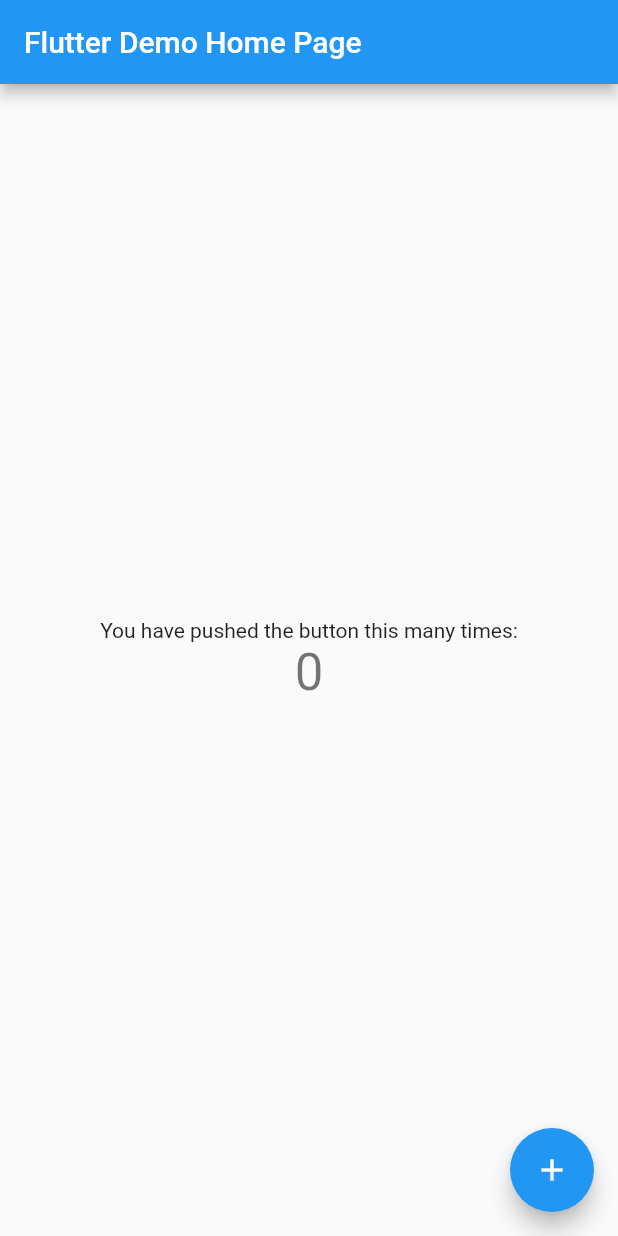
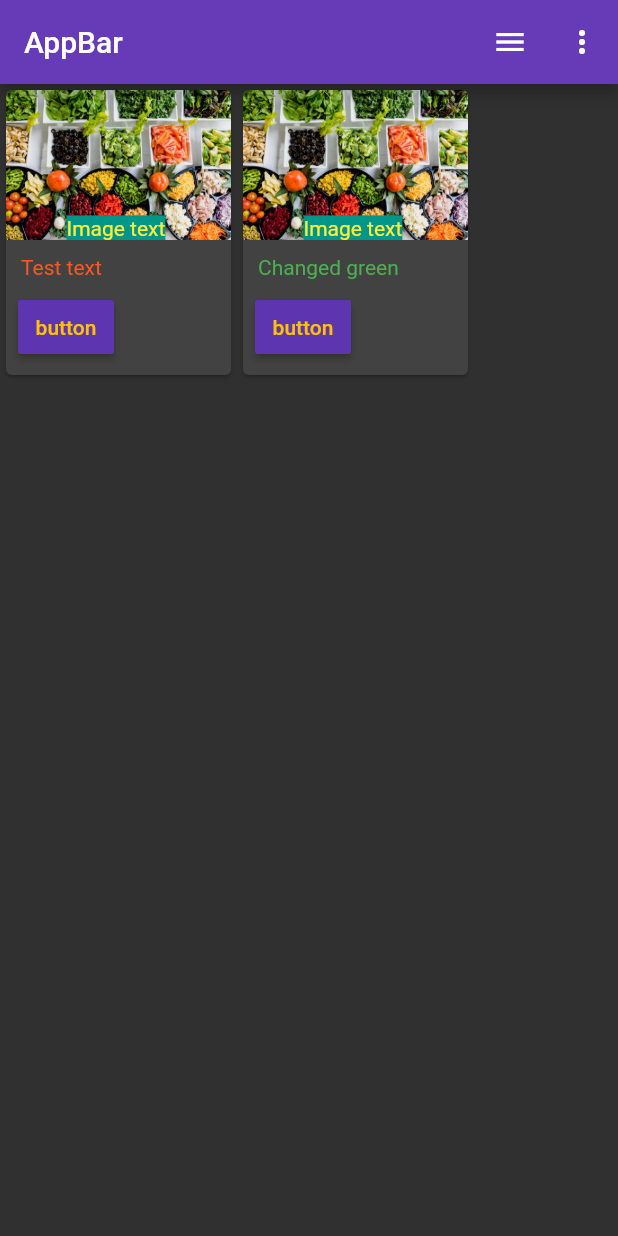
Before and after one commit to viktoriayatsiv/movies, a Flutter app: the screen it shows after launch, on a phone screen of 412 x 824 dp. Run offline on Flutter 3.47's test engine with Material 2 defaults, Android fonts, the phone set to English and light mode, and no system bars.

Commit message:
create pageView

```diff
--- /dev/null
+++ b/lib/general/card_item.dart
@@ -0,0 +1,78 @@
+import 'package:flutter/material.dart';
+
+class CardItem extends StatelessWidget {
+  final Color color;
+  final String text;
+  CardItem(this.color, {this.text});
+
+  @override
+  Widget build(BuildContext context) {
+    return Center(
+      child: Card(
+        clipBehavior: Clip.antiAlias,
+        child: InkWell(
+            splashColor: Colors.teal,
+            highlightColor: Colors.transparent,
+            child: Column(
+              crossAxisAlignment: CrossAxisAlignment.start,
+              children: [
+                SizedBox(
+                  height: 100,
+                  width: 150,
+                  child: Stack(
+                    children: [
+                      Positioned.fill(
+                          child:
+                              Ink.image(image: AssetImage('assets/food.jpeg'))),
+                      Positioned(
+                        bottom: 0,
+                        left: 0,
+                        right: 0,
+                        top: 0,
+                        child: FittedBox(
+                          fit: BoxFit.scaleDown,
+                          alignment: Alignment.bottomCenter,
+                          child: Text(
+                            'Image text ',
+                            style: TextStyle(
+                              color: Colors.yellow,
+                              backgroundColor: Colors.teal,
+                            ),
+                          ),
+                        ),
+                      ),
+                    ],
+                  ),
+                ),
+                Padding(
+                  padding: const EdgeInsets.fromLTRB(10, 10, 10, 0),
+                  child: Column(
+                    crossAxisAlignment: CrossAxisAlignment.start,
+                    children: [
+                      Text(
+                        (text == null) ? 'Test text' : text,
+                        style: TextStyle(
+                          color: color,
+                        ),
+                      ),
+                    ],
+                  ),
+                ),
+                ButtonBar(
+                  alignment: MainAxisAlignment.start,
+                  children: [
+                    RaisedButton(
+                      child: Text('button'),
+                      textColor: Colors.amber,
+                      onPressed: () {
+                        print('pressed');
+                      },
+                    ),
+                  ],
+                ),
+              ],
+            )),
+      ),
+    );
+  }
+}
--- /dev/null
+++ b/lib/general/general_page_view.dart
@@ -0,0 +1,31 @@
+import 'package:flutter/material.dart';
+import '../pages/page_0.dart';
+import '../pages/page_1.dart';
+
+class GeneralPageView extends StatefulWidget {
+  @override
+  _GeneralPageViewState createState() => _GeneralPageViewState();
+}
+
+class _GeneralPageViewState extends State<GeneralPageView> {
+  PageController _controller = PageController(
+    initialPage: 0,
+  );
+
+  @override
+  void dispose() {
+    _controller.dispose();
+    super.dispose();
+  }
+
+  @override
+  Widget build(BuildContext context) {
+    return PageView(
+      controller: _controller,
+      children: [
+        PageWidget0(),
+        PageWidget1(),
+      ],
+    );
+  }
+}
--- a/lib/main.dart
+++ b/lib/main.dart
@@ -1,111 +1,36 @@
 import 'package:flutter/material.dart';
+import './general/general_page_view.dart';
 
-void main() => runApp(MyApp());
+void main() => runApp(MoviesApp());
 
-class MyApp extends StatelessWidget {
-  // This widget is the root of your application.
+class MoviesApp extends StatelessWidget {
   @override
   Widget build(BuildContext context) {
     return MaterialApp(
-      title: 'Flutter Demo',
       theme: ThemeData(
-        // This is the theme of your application.
-        //
-        // Try running your application with "flutter run". You'll see the
-        // application has a blue toolbar. Then, without quitting the app, try
-        // changing the primarySwatch below to Colors.green and then invoke
-        // "hot reload" (press "r" in the console where you ran "flutter run",
-        // or simply save your changes to "hot reload" in a Flutter IDE).
-        // Notice that the counter didn't reset back to zero; the application
-        // is not restarted.
-        primarySwatch: Colors.blue,
+        primarySwatch: Colors.deepPurple,
+        brightness: Brightness.dark
       ),
-      home: MyHomePage(title: 'Flutter Demo Home Page'),
+      debugShowCheckedModeBanner: false,
+      home: Scaffold(
+        appBar: AppBar(
+          backgroundColor: Colors.deepPurple,
+          actions: <Widget>[
+            IconButton(
+              icon: const Icon(Icons.menu),
+              tooltip: 'Menu',
+              onPressed: () {},
+            ),
+             IconButton(
+              icon: const Icon(Icons.more_vert),
+              tooltip: 'More',
+              onPressed: () {},
+            ),
+          ],
+          title: const Text('AppBar'),
+        ),
+        body: GeneralPageView(),
+      ),
     );
   }
 }
-
-class MyHomePage extends StatefulWidget {
-  MyHomePage({Key key, this.title}) : super(key: key);
-
-  // This widget is the home page of your application. It is stateful, meaning
-  // that it has a State object (defined below) that contains fields that affect
-  // how it looks.
-
-  // This class is the configuration for the state. It holds the values (in this
-  // case the title) provided by the parent (in this case the App widget) and
-  // used by the build method of the State. Fields in a Widget subclass are
-  // always marked "final".
-
-  final String title;
-
-  @override
-  _MyHomePageState createState() => _MyHomePageState();
-}
-
-class _MyHomePageState extends State<MyHomePage> {
-  int _counter = 0;
-
-  void _incrementCounter() {
-    setState(() {
-      // This call to setState tells the Flutter framework that something has
-      // changed in this State, which causes it to rerun the build method below
-      // so that the display can reflect the updated values. If we changed
-      // _counter without calling setState(), then the build method would not be
-      // called again, and so nothing would appear to happen.
-      _counter++;
-    });
-  }
-
-  @override
-  Widget build(BuildContext context) {
-    // This method is rerun every time setState is called, for instance as done
-    // by the _incrementCounter method above.
-    //
-    // The Flutter framework has been optimized to make rerunning build methods
-    // fast, so that you can just rebuild anything that needs updating rather
-    // than having to individually change instances of widgets.
-    return Scaffold(
-      appBar: AppBar(
-        // Here we take the value from the MyHomePage object that was created by
-        // the App.build method, and use it to set our appbar title.
-        title: Text(widget.title),
-      ),
-      body: Center(
-        // Center is a layout widget. It takes a single child and positions it
-        // in the middle of the parent.
-        child: Column(
-          // Column is also a layout widget. It takes a list of children and
-          // arranges them vertically. By default, it sizes itself to fit its
-          // children horizontally, and tries to be as tall as its parent.
-          //
-          // Invoke "debug painting" (press "p" in the console, choose the
-          // "Toggle Debug Paint" action from the Flutter Inspector in Android
-          // Studio, or the "Toggle Debug Paint" command in Visual Studio Code)
-          // to see the wireframe for each widget.
-          //
-          // Column has various properties to control how it sizes itself and
-          // how it positions its children. Here we use mainAxisAlignment to
-          // center the children vertically; the main axis here is the vertical
-          // axis because Columns are vertical (the cross axis would be
-          // horizontal).
-          mainAxisAlignment: MainAxisAlignment.center,
-          children: <Widget>[
-            Text(
-              'You have pushed the button this many times:',
-            ),
-            Text(
-              '$_counter',
-              style: Theme.of(context).textTheme.display1,
-            ),
-          ],
-        ),
-      ),
-      floatingActionButton: FloatingActionButton(
-        onPressed: _incrementCounter,
-        tooltip: 'Increment',
-        child: Icon(Icons.add),
-      ), // This trailing comma makes auto-formatting nicer for build methods.
-    );
-  }
-}
--- /dev/null
+++ b/lib/pages/page_0.dart
@@ -0,0 +1,18 @@
+import 'package:flutter/material.dart';
+import '../general/card_item.dart';
+
+class PageWidget0 extends StatelessWidget {
+  @override
+  Widget build(BuildContext context) {
+    return Column(
+      children: <Widget>[
+        Row(
+          children: [
+            CardItem(Colors.deepOrange),
+            CardItem(Colors.green, text: 'Changed green'),
+          ],
+        ),
+      ],
+    );
+  }
+}
--- /dev/null
+++ b/lib/pages/page_1.dart
@@ -0,0 +1,15 @@
+import 'package:flutter/material.dart';
+import '../general/card_item.dart';
+
+class PageWidget1 extends StatelessWidget {
+  @override
+  Widget build(BuildContext context) {
+    return Column(
+      children: <Widget>[
+        Row(
+          children: [CardItem(Colors.teal, text: 'Changed teal',),],
+        ),
+      ],
+    );
+  }
+}
--- a/pubspec.yaml
+++ b/pubspec.yaml
@@ -41,8 +41,9 @@ flutter:
   uses-material-design: true
 
   # To add assets to your application, add an assets section, like this:
-  # assets:
-  #  - images/a_dot_burr.jpeg
+  assets:
+    - assets/pes.jpg
+    - assets/food.jpeg
   #  - images/a_dot_ham.jpeg
 
   # An image asset can refer to one or more resolution-specific "variants", see
```
Also changed, not shown: assets/food.jpeg (added), assets/pes.jpg (added), 1 other file.
